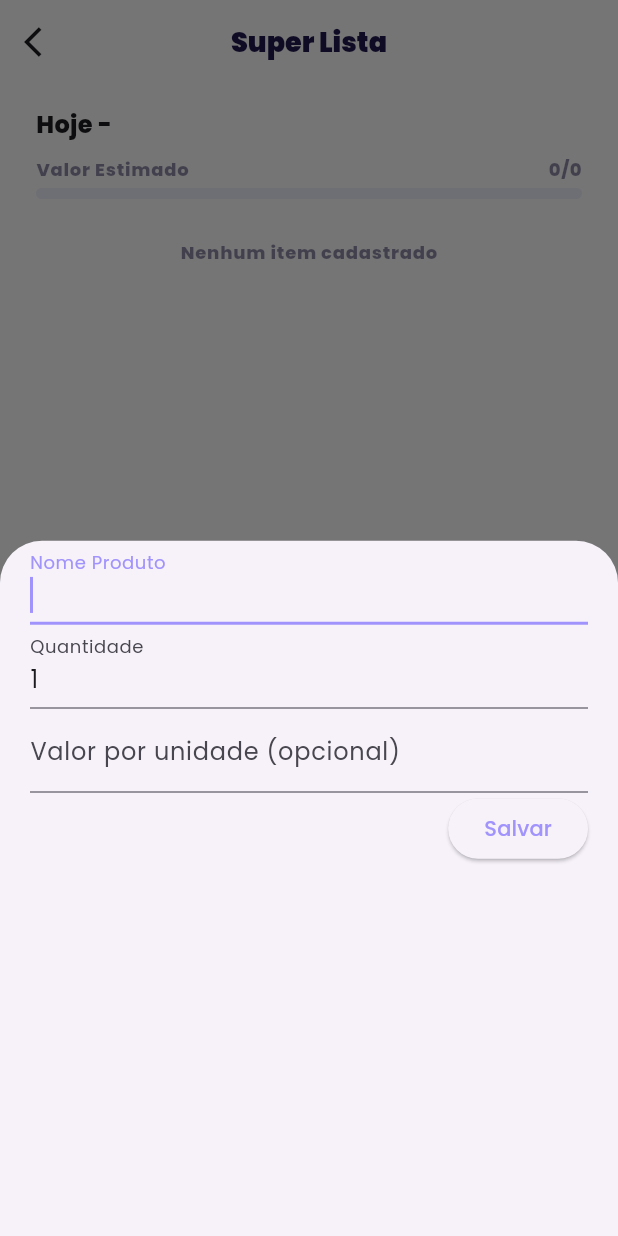
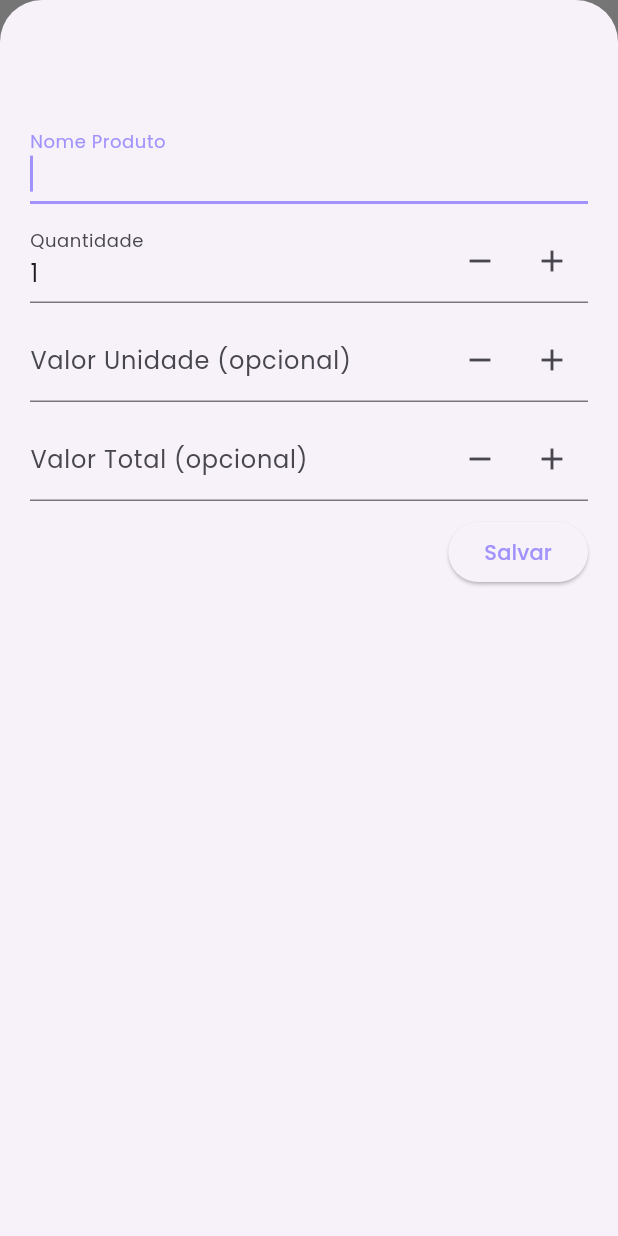
Before and after one commit to Tworres/super_lista_TCC, a Flutter app: the ListaDeCompraItensScreen screen opened directly with empty values, after a tap on the "add" icon, on a phone screen of 412 x 824 dp. Run offline on Flutter 3.47's test engine with Material 3 defaults, Android fonts, the phone set to English and light mode, and no system bars; our stand-ins replace cloud_firestore, firebase_core, google_fonts; missing offline and left inert: dart:ffi; accounts and stored records are empty.

Commit message:
Correções
adicionado novo input de valor geral, adicionado botões para facilitar adição de valor;
modal agora abre na tela inteira

```diff
--- a/lib/blocs/lista_de_compra_item_form.dart
+++ b/lib/blocs/lista_de_compra_item_form.dart
@@ -1,9 +1,11 @@
 import 'package:flutter/material.dart';
+import 'package:flutter/services.dart';
 import 'package:super_lista/models/lista_de_compra_item.dart';
+import 'package:super_lista/utils/currency_input_formatter.dart';
 
 class ListaDeCompraItemForm extends StatefulWidget {
   final ListaDeCompraItem listaDeCompraItem;
-  final Function(String titulo, int quantidade, double valor, ListaDeCompraItem item) onSubmit;
+  final Function(String titulo, int quantidade, double valorUnidade, ListaDeCompraItem item) onSubmit;
 
   const ListaDeCompraItemForm({super.key, required this.listaDeCompraItem, required this.onSubmit});
 
@@ -14,7 +16,51 @@ class ListaDeCompraItemForm extends StatefulWidget {
 class _ListaDeCompraItemFormState extends State<ListaDeCompraItemForm> {
   late TextEditingController _tituloController;
   late TextEditingController _quantidadeController;
-  late TextEditingController _valorController;
+  late TextEditingController _valorUnidadeController;
+  late TextEditingController _valorTotalController;
+
+  _sum(TextEditingController input, double sumVal, {double? maxValue, double? minValue, required bool isCurrency}) {
+    double? currentVal;
+    double newVal;
+    String newValText;
+
+    if (isCurrency) {
+      currentVal = CurrencyInputFormatter.unformat(input.text);
+      newVal = (currentVal ?? 0) + sumVal;
+      newValText = CurrencyInputFormatter.format(newVal);
+    } else {
+      currentVal = double.tryParse(input.text);
+      newVal = (currentVal ?? 0) + sumVal;
+      newValText = (newVal == newVal.toInt()) ? "${newVal.toInt()}" : "$newVal";
+    }
+
+    if (maxValue != null && newVal > maxValue) return;
+    if (minValue != null && newVal < minValue) return;
+
+    setState(() {
+      input.text = newValText;
+    });
+  }
+
+  _sincronizarValorTotal() {
+    double? valorUnidade = CurrencyInputFormatter.unformat(_valorUnidadeController.text);
+    int? quantidade = int.tryParse(_quantidadeController.text);
+    if (quantidade == null || valorUnidade == null) return;
+
+    setState(() {
+      _valorTotalController.text = CurrencyInputFormatter.format(quantidade * valorUnidade);
+    });
+  }
+
+  _sincronizarValorUnidade() {
+    double? valorTotal = CurrencyInputFormatter.unformat(_valorTotalController.text);
+    int? quantidade = int.tryParse(_quantidadeController.text);
+    if (quantidade == null || valorTotal == null) return;
+
+    setState(() {
+      _valorUnidadeController.text = CurrencyInputFormatter.format(valorTotal / quantidade);
+    });
+  }
 
   @override
   void initState() {
@@ -22,23 +68,23 @@ class _ListaDeCompraItemFormState extends State<ListaDeCompraItemForm> {
 
     _tituloController = TextEditingController(text: widget.listaDeCompraItem.titulo ?? '');
     _quantidadeController = TextEditingController(text: "${widget.listaDeCompraItem.quantidade}");
-    _valorController = TextEditingController(text: "${widget.listaDeCompraItem.valor ?? ''}");
+    _valorUnidadeController = TextEditingController(text: CurrencyInputFormatter.format(widget.listaDeCompraItem.valorUnidade));
+    _valorTotalController = TextEditingController(text: CurrencyInputFormatter.format(widget.listaDeCompraItem.valorTotal));
   }
 
   _submitForm() {
     final titulo = _tituloController.text;
     final quantidade = int.tryParse(_quantidadeController.text);
-    final valor = double.tryParse(_valorController.text);
+    final valorUnidade = CurrencyInputFormatter.unformat(_valorUnidadeController.text);
 
-    if(quantidade == null || titulo == "") return;
+    if (quantidade == null || titulo == "") return;
 
-    widget.onSubmit(_tituloController.text, quantidade, valor??0.0, widget.listaDeCompraItem);
+    widget.onSubmit(_tituloController.text, quantidade, valorUnidade ?? 0.0, widget.listaDeCompraItem);
     Navigator.of(context).pop();
   }
 
   @override
   Widget build(BuildContext context) {
-
     return Column(
       children: [
         TextField(
@@ -46,24 +92,98 @@ class _ListaDeCompraItemFormState extends State<ListaDeCompraItemForm> {
           decoration: const InputDecoration(label: Text('Nome Produto')),
           controller: _tituloController,
         ),
+        const SizedBox(height: 10),
         TextField(
-          decoration: const InputDecoration(label: Text('Quantidade')),
+          decoration: InputDecoration(
+            label: const Text('Quantidade'),
+            suffixIcon: Row(
+              mainAxisSize: MainAxisSize.min,
+              children: [
+                IconButton(
+                  icon: const Icon(Icons.remove),
+                  onPressed: () {
+                    _sum(_quantidadeController, -1, minValue: 1, isCurrency: false);
+                    _sincronizarValorTotal();
+                  },
+                ),
+                IconButton(
+                  icon: const Icon(Icons.add),
+                  onPressed: () {
+                    _sum(_quantidadeController, 1, isCurrency: false);
+                    _sincronizarValorTotal();
+                  },
+                ),
+              ],
+            ),
+          ),
           keyboardType: TextInputType.number,
           controller: _quantidadeController,
         ),
+        const SizedBox(height: 10),
         TextField(
-          decoration: const InputDecoration(label: Text('Valor por unidade (opcional)')),
+          decoration: InputDecoration(
+            label: const Text('Valor Unidade (opcional)'),
+            suffixIcon: Row(
+              mainAxisSize: MainAxisSize.min,
+              children: [
+                IconButton(
+                  icon: const Icon(Icons.remove),
+                  onPressed: () {
+                    _sum(_valorUnidadeController, -0.5, minValue: 0, isCurrency: true);
+                    _sincronizarValorTotal();
+                  },
+                ),
+                IconButton(
+                  icon: const Icon(Icons.add),
+                  onPressed: () {
+                    _sum(_valorUnidadeController, 0.5, isCurrency: true);
+                    _sincronizarValorTotal();
+                  },
+                ),
+              ],
+            ),
+          ),
+          inputFormatters: [
+            FilteringTextInputFormatter.digitsOnly,
+            CurrencyInputFormatter(),
+          ],
           keyboardType: TextInputType.number,
-          controller: _valorController,
+          controller: _valorUnidadeController,
+          onChanged: (String value) => _sincronizarValorTotal(),
         ),
-        // Row(
-        //   mainAxisAlignment: MainAxisAlignment.spaceAround,
-        //   children: [
-        //     if (_selectedDate == null) Text('Nenhuma data selecionada'),
-        //     if (_selectedDate != null) Text('Data selecionada: ' + DateFormat('dd/MM/y').format(_selectedDate!)),
-        //     TextButton(onPressed: _showDatePicker, child: Text('Selecionar Data')),
-        //   ],
-        // ),
+        const SizedBox(height: 10),
+        TextField(
+          decoration: InputDecoration(
+            label: Text('Valor Total (opcional)'),
+            suffixIcon: Row(
+              mainAxisSize: MainAxisSize.min,
+              children: [
+                IconButton(
+                  icon: const Icon(Icons.remove),
+                  onPressed: () {
+                    _sum(_valorTotalController, -0.5, minValue: 0, isCurrency: true);
+                    _sincronizarValorUnidade();
+                  },
+                ),
+                IconButton(
+                  icon: const Icon(Icons.add),
+                  onPressed: () {
+                    _sum(_valorTotalController, 0.5, isCurrency: true);
+                    _sincronizarValorUnidade();
+                  },
+                ),
+              ],
+            ),
+          ),
+          inputFormatters: [
+            FilteringTextInputFormatter.digitsOnly,
+            CurrencyInputFormatter(),
+          ],
+          keyboardType: TextInputType.number,
+          controller: _valorTotalController,
+          onChanged: (String value) => _sincronizarValorUnidade(),
+        ),
+        const SizedBox(height: 10),
         Row(
           mainAxisAlignment: MainAxisAlignment.end,
           children: [
--- a/lib/models/lista_de_compra_item.dart
+++ b/lib/models/lista_de_compra_item.dart
@@ -9,7 +9,8 @@ class ListaDeCompraItem extends ModelBase {
   DateTime? concluidoEm;
   DateTime criadoEm;
   int quantidade;
-  double? valor;
+  double? valorTotal;
+  double? valorUnidade;
 
   ListaDeCompraItem({
     this.id,
@@ -19,7 +20,8 @@ class ListaDeCompraItem extends ModelBase {
     this.isConcluido = false,
     this.concluidoEm,
     this.quantidade = 1,
-    this.valor,
+    this.valorTotal,
+    this.valorUnidade,
   });
 
     static CollectionReference<ListaDeCompraItem> get _collectionRef {
@@ -43,7 +45,8 @@ class ListaDeCompraItem extends ModelBase {
       isConcluido: dados?['isConcluido'],
       concluidoEm: dados?['concluidoEm']?.toDate(),
       quantidade: dados?['quantidade'],
-      valor: dados?['valor'],
+      valorTotal: dados?['valorTotal'],
+      valorUnidade: dados?['valorUnidade'],
     );
   }
 
@@ -56,7 +59,8 @@ class ListaDeCompraItem extends ModelBase {
       "isConcluido": isConcluido,
       "concluidoEm": concluidoEm,
       "quantidade": quantidade,
-      "valor": valor,
+      "valorTotal": valorTotal,
+      "valorUnidade": valorUnidade,
     };
   }
 
--- a/lib/screens/home_screen.dart
+++ b/lib/screens/home_screen.dart
@@ -30,7 +30,7 @@ class _HomeState extends State<Home> {
         context: context,
         builder: (ctx) {
           return Padding(
-            padding: const EdgeInsets.symmetric(horizontal: 20),
+            padding: const EdgeInsets.only(left: 20, right: 20),
             child: ListaDeCompraForm(onSubmit: _onListaDeCompraFormSubmit, listaDeCompra: listaDeCompra),
           );
         });
@@ -132,7 +132,7 @@ class _HomeState extends State<Home> {
               builder: (context, snapshot) {
                 List<ListaDeCompraItem>? itens = snapshot.data?.docs.map((doc) => doc.data()).toList(); // Obtendo a lista de compras
                 int? quantidadeItens = itens?.length;
-                double? valorTotal = itens?.fold(0.0, (acc, item) => (acc ?? 0) + (item.valor ?? 0.0));
+                double? valorTotal = itens?.fold(0.0, (acc, item) => (acc ?? 0) + (item.valorTotal ?? 0.0));
 
                 Widget quantidadeItensW;
                 if (quantidadeItens == null) {
--- a/lib/screens/lista_compra_itens_screen.dart
+++ b/lib/screens/lista_compra_itens_screen.dart
@@ -5,6 +5,7 @@ import 'package:super_lista/blocs/lista_de_compra_item_form.dart';
 import 'package:super_lista/blocs/my_app_bar.dart';
 import 'package:super_lista/utils/avaliable_screen.dart';
 import 'package:super_lista/utils/colors.dart';
+import 'package:super_lista/utils/currency_input_formatter.dart';
 import 'package:super_lista/utils/date_format.dart';
 import 'package:super_lista/utils/number_format.dart';
 import 'package:super_lista/models/lista_de_compra.dart';
@@ -23,9 +24,10 @@ class _ListaDeCompraItensScreenState extends State<ListaDeCompraItensScreen> {
   void _showModalFormItem(ListaDeCompraItem item) {
     showModalBottomSheet(
         context: context,
+        isScrollControlled: true,
         builder: (ctx) {
           return Padding(
-              padding: const EdgeInsets.symmetric(horizontal: 20),
+              padding: const EdgeInsets.only(left: 20, right: 20, top: 80,),
               child: ListaDeCompraItemForm(
                 listaDeCompraItem: item,
                 onSubmit: _onItemSubmit,
@@ -37,11 +39,12 @@ class _ListaDeCompraItensScreenState extends State<ListaDeCompraItensScreen> {
     _showModalFormItem(ListaDeCompraItem(listaDeCompraId: widget.listaDeCompra.id!, criadoEm: DateTime.now(), titulo: ""));
   }
 
-  _onItemSubmit(String titulo, int quantidade, double valor, ListaDeCompraItem item) {
+  _onItemSubmit(String titulo, int quantidade, double valorUnidade, ListaDeCompraItem item) {
     setState(() {
       item.titulo = titulo;
       item.quantidade = quantidade;
-      item.valor = valor;
+      item.valorUnidade = valorUnidade;
+      item.valorTotal = valorUnidade * quantidade;
       item.save();
     });
   }
@@ -108,9 +111,8 @@ class _ListaDeCompraItensScreenState extends State<ListaDeCompraItensScreen> {
 
         itens.sort((itemA, itemB) => itemA.isConcluido ? 1 : -1);
 
-        montanteConcluido =
-            itens.where((ListaDeCompraItem item) => item.isConcluido).toList().fold(0.0, (acc, item) => acc + ((item.valor ?? 0.0) * item.quantidade));
-        montanteTotal = itens.fold(0.0, (acc, item) => acc + ((item.valor ?? 0.0) * item.quantidade));
+        montanteConcluido = itens.where((ListaDeCompraItem item) => item.isConcluido).toList().fold(0.0, (acc, item) => acc + item.valorTotal!);
+        montanteTotal = itens.fold(0.0, (acc, item) => acc + item.valorTotal!);
 
         valorPorcentagem = montanteTotal != 0 ? montanteConcluido / montanteTotal : 0.0;
 
@@ -139,8 +141,8 @@ class _ListaDeCompraItensScreenState extends State<ListaDeCompraItensScreen> {
                 return Row(
                   mainAxisAlignment: MainAxisAlignment.spaceBetween,
                   children: [
-                    Text('Valor Estimado', style: style),
-                    Text('${NumberformatSl.format(montanteConcluido, decimalDigits: 0)}/${NumberformatSl.format(montanteTotal, decimalDigits: 0)}',
+                    Text('Valor estimado', style: style),
+                    Text('${CurrencyInputFormatter.format(montanteConcluido)} / ${CurrencyInputFormatter.format(montanteTotal)}',
                         style: style),
                   ],
                 );
@@ -185,11 +187,11 @@ class _ListaDeCompraItensScreenState extends State<ListaDeCompraItensScreen> {
               itemBuilder: (context, index) {
                 ListaDeCompraItem item = itens[index];
 
-                final valor = item.valor ?? 0;
+                final valorTotal = item.valorTotal ?? 0;
                 Widget valorW;
-                if (valor > 0) {
+                if (valorTotal > 0) {
                   valorW = Text(
-                    "${NumberformatSl.format(valor)}",
+                    "${NumberformatSl.format(valorTotal)}",
                     style: const TextStyle(fontWeight: FontWeight.w600, fontSize: 14),
                   );
                 } else {
--- /dev/null
+++ b/lib/utils/currency_input_formatter.dart
@@ -0,0 +1,38 @@
+import 'dart:ffi';
+
+import 'package:flutter/services.dart';
+import 'package:intl/intl.dart';
+
+class CurrencyInputFormatter extends TextInputFormatter {
+  static final NumberFormat _currencyFormat = NumberFormat.currency(locale: 'pt_BR', symbol: 'R\$');
+
+  @override
+  TextEditingValue formatEditUpdate(
+    TextEditingValue oldValue,
+    TextEditingValue newValue,
+  ) {
+    if (newValue.text.isEmpty) {
+      return newValue.copyWith(text: '');
+    }
+
+    double value = double.tryParse(newValue.text.replaceAll(RegExp(r'[^\d]'), '')) ?? 0 / 100;
+
+    String newText = _currencyFormat.format(value / 100);
+
+    return newValue.copyWith(
+      text: newText,
+      selection: TextSelection.collapsed(offset: newText.length),
+    );
+  }
+
+  static double? unformat(String value) {
+    String cleanedValue = value.replaceAll('R\$', '').replaceAll(' ', '').replaceAll('.', '').replaceAll(',', '.');
+
+    return double.tryParse(cleanedValue);
+  }
+
+  static String format(double? value){
+    if(value == null) return '';
+    return _currencyFormat.format(value);
+  }
+}
```
